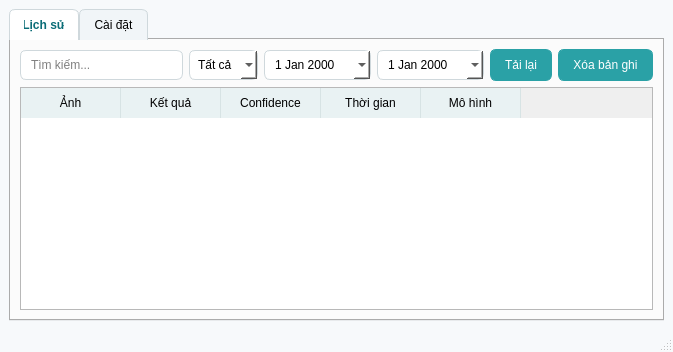
This is final_ml/ui/ui_history_settings.ui in bichnga1845/MLBA_FinalProjectt as Qt 5 draws it before an edit. The edited form follows.
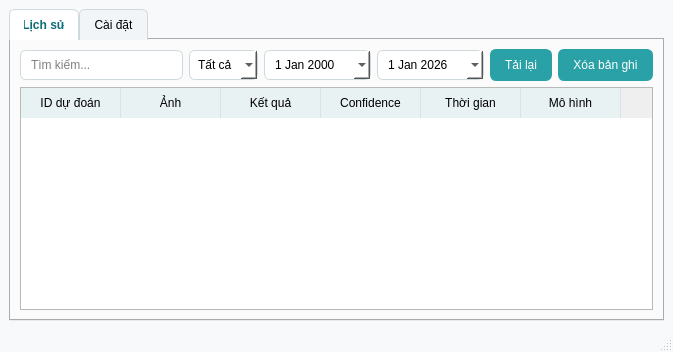
This is the edited form.

Commit message: history - setting done

The edit to the form file:
```diff
--- a/final_ml/ui/ui_history_settings.ui
+++ b/final_ml/ui/ui_history_settings.ui
@@ -78,6 +78,16 @@
           </item>
           <item>
            <widget class="QDateEdit" name="dateTo">
+            <property name="dateTime">
+             <datetime>
+              <hour>0</hour>
+              <minute>0</minute>
+              <second>0</second>
+              <year>2026</year>
+              <month>1</month>
+              <day>1</day>
+             </datetime>
+            </property>
             <property name="calendarPopup">
              <bool>true</bool>
             </property>
@@ -101,6 +111,11 @@
         </item>
         <item>
          <widget class="QTableWidget" name="tblHistory">
+          <column>
+           <property name="text">
+            <string>ID dự đoán</string>
+           </property>
+          </column>
           <column>
            <property name="text">
             <string>Ảnh</string>
```
The commit also changes 2 other files.
